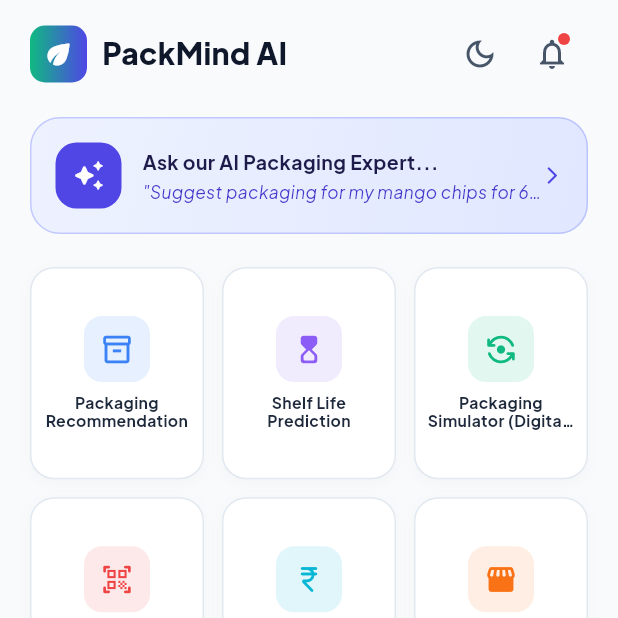
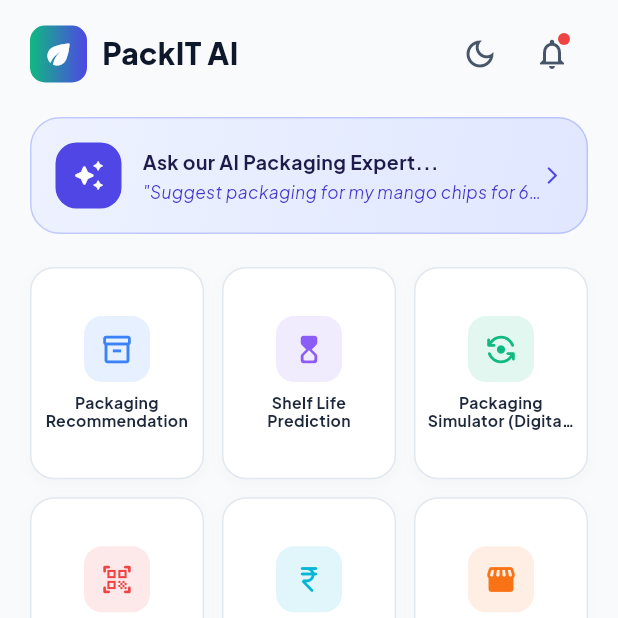
Before and after one commit to Ayushkumarpatel-AKP/packit-ai, a Flutter app: the screen it shows after launch, after a tap on "Get Started", on a phone screen of 412 x 824 dp, the top half of it. Run offline on Flutter 3.47's test engine with Material 3 defaults, Android fonts, the phone set to English and light mode, and no system bars; our stand-ins replace google_fonts, image_picker; network calls fail.

Commit message:
Rename PackMind to PackIT AI in UI and metadata

```diff
--- a/lib/main.dart
+++ b/lib/main.dart
@@ -18,17 +18,17 @@ import 'screens/history_screen.dart';
 
 void main() {
   WidgetsFlutterBinding.ensureInitialized();
-  runApp(const PackMindApp());
+  runApp(const PackITApp());
 }
 
-class PackMindApp extends StatefulWidget {
-  const PackMindApp({super.key});
+class PackITApp extends StatefulWidget {
+  const PackITApp({super.key});
 
   @override
-  State<PackMindApp> createState() => _PackMindAppState();
+  State<PackITApp> createState() => _PackITAppState();
 }
 
-class _PackMindAppState extends State<PackMindApp> {
+class _PackITAppState extends State<PackITApp> {
   bool _isDarkMode = false;
   bool _hasStarted = false;
 
@@ -48,7 +48,7 @@ class _PackMindAppState extends State<PackMindApp> {
   Widget build(BuildContext context) {
     return MaterialApp(
       debugShowCheckedModeBanner: false,
-      title: 'PackMind AI - Smart Packaging Assistant',
+      title: 'PackIT AI - Smart Packaging Assistant',
       theme: AppTheme.lightTheme,
       darkTheme: AppTheme.darkTheme,
       themeMode: _isDarkMode ? ThemeMode.dark : ThemeMode.light,
--- a/lib/screens/ai_chat_assistant_screen.dart
+++ b/lib/screens/ai_chat_assistant_screen.dart
@@ -166,7 +166,7 @@ class _AiChatAssistantScreenState extends State<AiChatAssistantScreen> {
         title: const Column(
           children: [
             Text(
-              'PackMind AI Assistant',
+              'PackIT AI Assistant',
               style: TextStyle(fontWeight: FontWeight.w800, fontSize: 16),
             ),
             Text(
@@ -251,7 +251,7 @@ class _AiChatAssistantScreenState extends State<AiChatAssistantScreen> {
                           ),
                           SizedBox(width: 8),
                           Text(
-                            'PackMind AI is thinking...',
+                            'PackIT AI is thinking...',
                             style: TextStyle(
                               fontSize: 11,
                               fontWeight: FontWeight.w600,
@@ -396,7 +396,7 @@ class _AiChatAssistantScreenState extends State<AiChatAssistantScreen> {
                   ),
                   const SizedBox(width: 8),
                   const Text(
-                    'PackMind AI',
+                    'PackIT AI',
                     style: TextStyle(fontSize: 12, fontWeight: FontWeight.bold),
                   ),
                 ],
--- a/lib/screens/home_dashboard_screen.dart
+++ b/lib/screens/home_dashboard_screen.dart
@@ -47,7 +47,7 @@ class HomeDashboardScreen extends StatelessWidget {
                       ),
                       const SizedBox(width: 10),
                       Text(
-                        'PackMind AI',
+                        'PackIT AI',
                         style: TextStyle(
                           fontSize: 20,
                           fontWeight: FontWeight.w800,
--- a/lib/screens/splash_screen.dart
+++ b/lib/screens/splash_screen.dart
@@ -114,7 +114,7 @@ class _SplashScreenState extends State<SplashScreen>
                     ),
                     const SizedBox(height: 18),
                     Text(
-                      'PackMind AI',
+                      'PackIT AI',
                       style: TextStyle(
                         fontSize: 32,
                         fontWeight: FontWeight.w900,
--- a/lib/widgets/package_3d_viewer.dart
+++ b/lib/widgets/package_3d_viewer.dart
@@ -441,7 +441,7 @@ class _Package3DViewerState extends State<Package3DViewer>
                       border: Border.all(color: Colors.white, width: 1.2),
                     ),
                     child: const Text(
-                      'PackMind',
+                      'PackIT',
                       style: TextStyle(
                         color: Colors.white,
                         fontSize: 9.5,
--- a/pubspec.yaml
+++ b/pubspec.yaml
@@ -1,4 +1,4 @@
-name: packmind_ai
+name: packit_ai
 description: "A new Flutter project."
 # The following line prevents the package from being accidentally published to
 # pub.dev using `flutter pub publish`. This is preferred for private packages.
```
Also changed, not shown: 5 other files.
